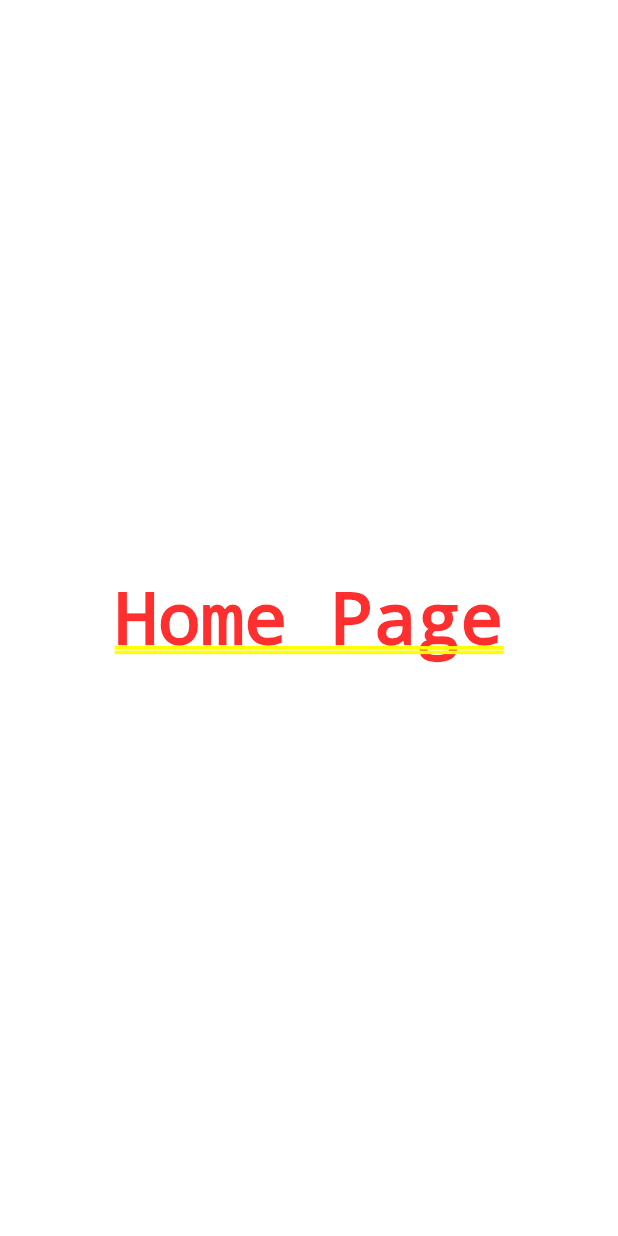
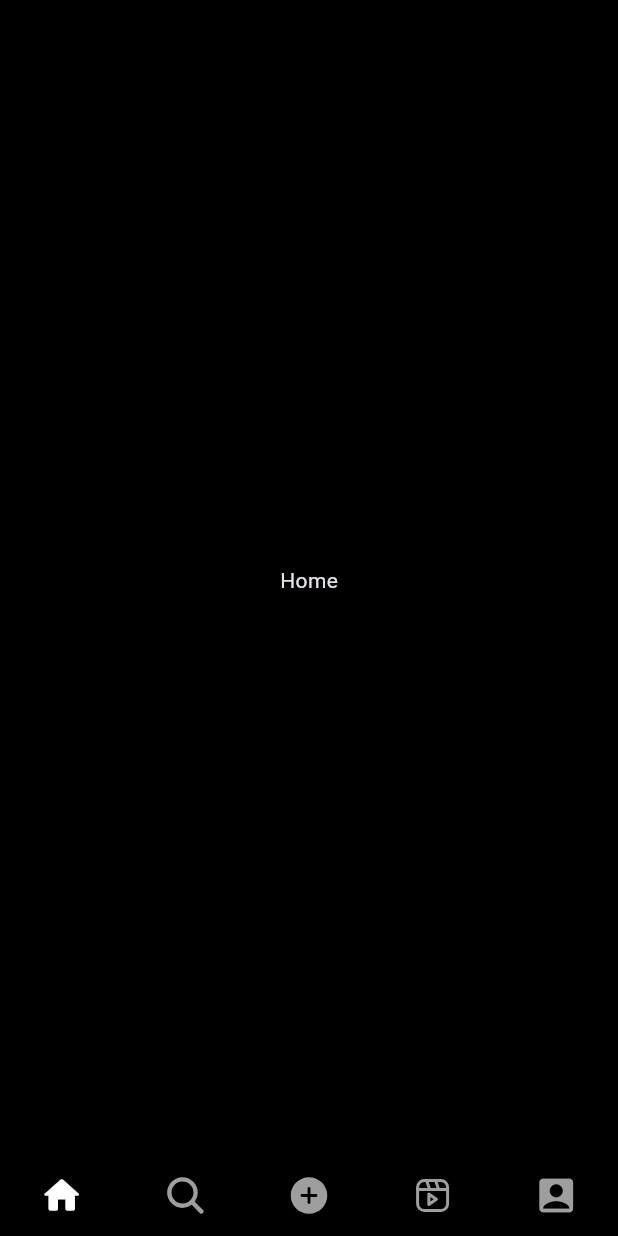
Before and after one commit to ByteCraft-Org/Instagram, a Flutter app: the screen it shows once a user with an empty profile is signed in, on a phone screen of 412 x 824 dp. Run offline on Flutter 3.47's test engine with Material 3 defaults, Android fonts, the phone set to English and light mode, and no system bars; our stand-ins replace cloud_firestore, firebase_auth, firebase_core, firebase_storage, flutter_spinkit, flutter_svg and 2 more; accounts and stored records are empty; generated files the repository leaves out were written again.

Commit message:
Implement App Landing Page with Bottom Navigation Created the "AppLandingPage" widget, incorporating a PageView with a BottomNavigationBar for seamless navigation. The page includes sections for 'Home', 'Search', 'Add Post', 'Reels', and 'Profile'. Icons and colors dynamically change based on the selected page. The navigation logic is handled with a PageController, ensuring a smooth user experience. The UI design follows a clean and intuitive approach for ease of use.

```diff
--- a/lib/main.dart
+++ b/lib/main.dart
@@ -2,7 +2,7 @@ import 'package:firebase_auth/firebase_auth.dart';
 import 'package:firebase_core/firebase_core.dart';
 import 'package:flutter/material.dart';
 import 'package:instagram/firebase_options.dart';
-import 'package:instagram/pages/home_page/home_page.dart';
+import 'package:instagram/pages/landing_page/app_landing_page.dart';
 import 'package:instagram/pages/login_signup/login/login_page.dart';
 import 'package:instagram/utils/colors.dart';
 import 'package:instagram/widgets/custom_progress_indicator.dart';
@@ -46,7 +46,7 @@ class AuthChecker extends StatelessWidget {
               FirebaseAuth.instance.currentUser?.delete();
               return const LoginPage();
             } else {
-              return const HomePage();
+              return const AppLandingPage();
             }
           }
         } else {
--- a/lib/pages/home_page/home_page.dart
+++ /dev/null
@@ -1,12 +0,0 @@
-import 'package:flutter/material.dart';
-
-class HomePage extends StatelessWidget {
-  const HomePage({super.key});
-
-  @override
-  Widget build(BuildContext context) {
-    return const Center(
-      child: Text("Home Page")
-    );
-  }
-}
--- /dev/null
+++ b/lib/pages/landing_page/app_landing_page.dart
@@ -0,0 +1,98 @@
+// ignore_for_file: prefer_const_literals_to_create_immutables, prefer_const_constructors
+
+import 'package:flutter/cupertino.dart';
+import 'package:flutter/material.dart';
+import 'package:flutter_svg/flutter_svg.dart';
+import 'package:instagram/utils/colors.dart';
+import 'package:ionicons/ionicons.dart';
+
+class AppLandingPage extends StatefulWidget {
+  const AppLandingPage({super.key});
+
+  @override
+  State<AppLandingPage> createState() => _AppLandingPageState();
+}
+
+class _AppLandingPageState extends State<AppLandingPage> {
+  int _page = 0;
+  late PageController pageController;
+
+  @override
+  void initState() {
+    pageController = PageController();
+    super.initState();
+  }
+
+  @override
+  Widget build(BuildContext context) {
+    return Scaffold(
+      body: PageView(
+        controller: pageController,
+        physics: NeverScrollableScrollPhysics(),
+        onPageChanged: onPageChanged,
+        children: [
+          Center(child: Text("Home")),
+          Center(child: Text("Search")),
+          Center(child: Text("Add Post")),
+          Center(child: Text("Reels")),
+          Center(child: Text("Profile")),
+        ],
+      ),
+      bottomNavigationBar: CupertinoTabBar(
+        backgroundColor: backgroundColor,
+        iconSize: 30,
+        items: [
+          BottomNavigationBarItem(
+            icon: Icon(
+              Icons.home_rounded,
+              color: _page == 0 ? primaryColor : secondaryColor,
+            ),
+          ),
+          BottomNavigationBarItem(
+            icon: Icon(
+              Ionicons.search,
+              color: _page == 1 ? primaryColor : secondaryColor,
+            )
+          ),
+          BottomNavigationBarItem(
+            icon: Icon(
+              Ionicons.add_circle,
+              color: _page == 2 ? primaryColor : secondaryColor,
+            )
+          ),
+          BottomNavigationBarItem(
+            icon: SvgPicture.asset(
+              "assets/images/ic_reel.svg",
+              colorFilter: ColorFilter.mode(
+              _page == 3 ? primaryColor : secondaryColor, BlendMode.srcIn
+              )
+            )
+          ),
+          BottomNavigationBarItem(
+            icon: Icon(
+              Icons.account_box,
+              color: _page == 4 ? primaryColor : secondaryColor,
+            )
+          ),
+        ],
+        onTap: navigationTapped,
+      ),
+    );
+  }
+
+  void navigationTapped(int page) {
+    pageController.jumpToPage(page);
+  }
+
+  void onPageChanged(int page) {
+    setState(() {
+      _page = page;
+    });
+  }
+
+  @override
+  void dispose() {
+    pageController.dispose();
+    super.dispose();
+  }
+}
--- a/lib/pages/login_signup/login/login_page.dart
+++ b/lib/pages/login_signup/login/login_page.dart
@@ -1,7 +1,7 @@
 import 'package:firebase_auth/firebase_auth.dart';
 import 'package:flutter/material.dart';
 import 'package:flutter_svg/flutter_svg.dart';
-import 'package:instagram/pages/home_page/home_page.dart';
+import 'package:instagram/pages/landing_page/app_landing_page.dart';
 import 'package:instagram/pages/login_signup/login/forgot_password.dart';
 import 'package:instagram/pages/login_signup/signup/signup_page.dart';
 import 'package:instagram/resources/auth_methods.dart';
@@ -162,7 +162,7 @@ class _LoginPageState extends State<LoginPage> {
     if(loginResult == correctKey) {
       Navigator.pushAndRemoveUntil(
         context,
-        MaterialPageRoute(builder: (context) => const HomePage()),
+        MaterialPageRoute(builder: (context) => const AppLandingPage()),
         (route) => false,
       );
     } else {
--- a/lib/pages/login_signup/signup/verification_page.dart
+++ b/lib/pages/login_signup/signup/verification_page.dart
@@ -3,7 +3,7 @@ import 'dart:async';
 import 'package:firebase_auth/firebase_auth.dart';
 import 'package:flutter/material.dart';
 import 'package:flutter/services.dart';
-import 'package:instagram/pages/home_page/home_page.dart';
+import 'package:instagram/pages/landing_page/app_landing_page.dart';
 import 'package:instagram/resources/auth_methods.dart';
 import 'package:instagram/utils/colors.dart';
 import 'package:instagram/utils/keys.dart';
@@ -198,7 +198,7 @@ class _VerificationPageState extends State<VerificationPage> {
     if(signUpResult == correctKey) {
       Navigator.pushAndRemoveUntil(
         context,
-        MaterialPageRoute(builder: (context) => const HomePage()),
+        MaterialPageRoute(builder: (context) => const AppLandingPage()),
         (route) => false,
       );
     } else {
--- a/pubspec.yaml
+++ b/pubspec.yaml
@@ -16,6 +16,9 @@ dependencies:
   flutter_spinkit: ^5.2.0
   flutter_svg: ^2.0.9
   image_picker: ^1.0.4
+  ionicons: ^0.2.2
+  line_awesome_flutter: ^2.0.0
+  mdi: ^5.0.0-nullsafety.0
   rename: ^3.0.1
 
 dev_dependencies:
@@ -29,3 +32,4 @@ flutter:
   assets:
     - assets/images/ic_instagram.svg
     - assets/images/defaultProfilePicture.jpg
+    - assets/images/ic_reel.svg
```
Also changed, not shown: assets/images/ic_reel.svg (added), pubspec.lock.
